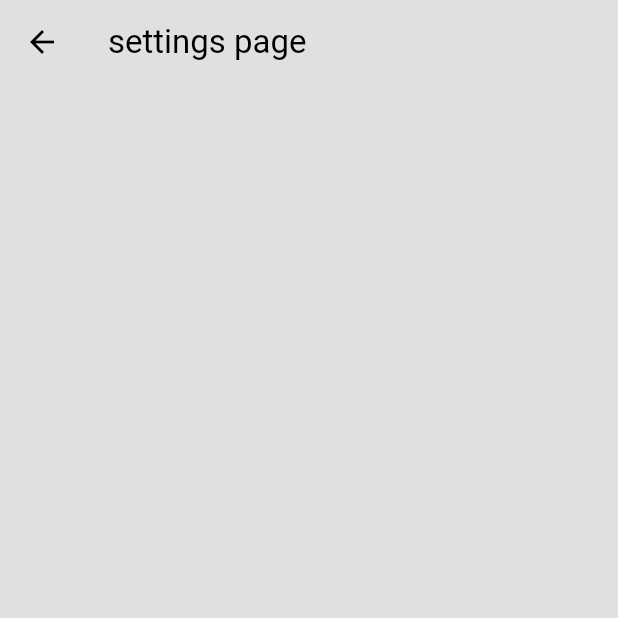
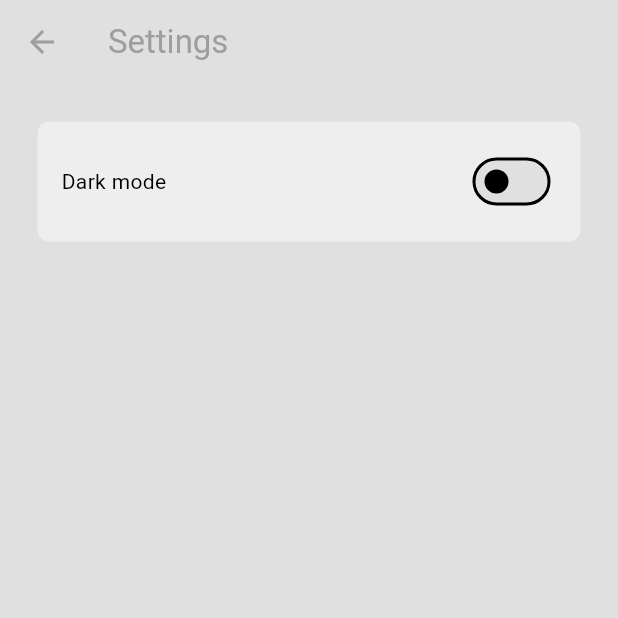
Before and after one commit to SalmaW/chat_app, a Flutter app: the screen it shows once a user with an empty profile is signed in, in the side drawer, after a tap on "S E T T I N G S", on a phone screen of 412 x 824 dp, the top half of it. Run offline on Flutter 3.47's test engine with Material 3 defaults, Android fonts, the phone set to English and light mode, and no system bars; our stand-ins replace cloud_firestore, firebase_auth, firebase_core, flutter_bloc; accounts and stored records are empty.

Commit message:
theme and bloc

```diff
--- /dev/null
+++ b/lib/BloC/theme_bloc.dart
@@ -0,0 +1,18 @@
+import 'package:flutter_bloc/flutter_bloc.dart';
+import 'theme_event.dart';
+import 'theme_state.dart';
+
+class ThemeBloc extends Bloc<ThemeEvent, ThemeState> {
+  bool isDarkMode = false;
+
+  ThemeBloc() : super(ThemeLightMode()) {
+    on<ToggleThemeEvent>((event, emit) {
+      isDarkMode = !isDarkMode;
+      if (isDarkMode) {
+        emit(ThemeDarkMode());
+      } else {
+        emit(ThemeLightMode());
+      }
+    });
+  }
+}
--- /dev/null
+++ b/lib/BloC/theme_event.dart
@@ -0,0 +1,6 @@
+import 'package:flutter/material.dart';
+
+@immutable
+sealed class ThemeEvent {}
+
+final class ToggleThemeEvent extends ThemeEvent {}
--- /dev/null
+++ b/lib/BloC/theme_state.dart
@@ -0,0 +1,10 @@
+import 'package:flutter/material.dart';
+
+@immutable
+sealed class ThemeState {}
+
+final class ThemeInitial extends ThemeState {}
+
+final class ThemeLightMode extends ThemeState {}
+
+final class ThemeDarkMode extends ThemeState {}
--- /dev/null
+++ b/lib/constant/themes/dark_mode.dart
@@ -0,0 +1,11 @@
+import 'package:flutter/material.dart';
+
+ThemeData darkMode = ThemeData(
+  colorScheme: ColorScheme.dark(
+    surface: Colors.grey.shade900,
+    primary: Colors.grey.shade600,
+    secondary: Colors.grey.shade700,
+    tertiary: Colors.grey.shade800,
+    inversePrimary: Colors.grey.shade300,
+  ),
+);
--- a/lib/main.dart
+++ b/lib/main.dart
@@ -2,7 +2,12 @@ import 'package:chat_app/constant/themes/light_mode.dart';
 import 'package:chat_app/services/auth/auth_gate.dart';
 import 'package:firebase_core/firebase_core.dart';
 import 'package:flutter/material.dart';
+import 'package:flutter_bloc/flutter_bloc.dart';
 
+import 'BloC/theme_bloc.dart';
+import 'BloC/theme_state.dart';
+import 'constant/themes/dark_mode.dart';
+import 'constant/themes/theme_provider.dart';
 import 'firebase_options.dart';
 
 void main() async {
@@ -16,10 +21,18 @@ class MyApp extends StatelessWidget {
 
   @override
   Widget build(BuildContext context) {
-    return MaterialApp(
-      debugShowCheckedModeBanner: false,
-      theme: lightMode,
-      home: const AuthGate(),
+    return BlocProvider(
+      create: (context) => ThemeBloc(),
+      child: BlocBuilder<ThemeBloc, ThemeState>(
+        builder: (context, state) {
+          ThemeData theme = state is ThemeDarkMode ? darkMode : lightMode;
+          return MaterialApp(
+            debugShowCheckedModeBanner: false,
+            theme: theme,
+            home: const AuthGate(),
+          );
+        },
+      ),
     );
   }
 }
--- a/lib/views/pages/home_page.dart
+++ b/lib/views/pages/home_page.dart
@@ -18,9 +18,12 @@ class HomePage extends StatelessWidget {
   Widget build(BuildContext context) {
     var theme = Theme.of(context).colorScheme;
     return Scaffold(
-      backgroundColor: Colors.white,
+      backgroundColor: theme.surface,
       appBar: AppBar(
         title: Text("Welcome ${user.email}"),
+        backgroundColor: Colors.transparent,
+        foregroundColor: Colors.grey,
+        elevation: 0,
       ),
       drawer: MyDrawer(user: user),
       body: _buildUserList(),
--- a/lib/views/pages/profile_page.dart
+++ b/lib/views/pages/profile_page.dart
@@ -81,9 +81,12 @@ class _ProfilePageState extends State<ProfilePage> {
   Widget build(BuildContext context) {
     var theme = Theme.of(context).colorScheme;
     return Scaffold(
-      backgroundColor: Colors.white,
+      backgroundColor: theme.surface,
       appBar: AppBar(
         title: const Text('Profile Page'),
+        backgroundColor: Colors.transparent,
+        foregroundColor: Colors.grey,
+        elevation: 0,
       ),
       body: Padding(
         padding: const EdgeInsets.all(25.0),
--- a/lib/views/pages/settings_page.dart
+++ b/lib/views/pages/settings_page.dart
@@ -1,13 +1,50 @@
 import 'package:flutter/material.dart';
+import 'package:flutter_bloc/flutter_bloc.dart';
+import '../../BloC/theme_bloc.dart';
+import '../../BloC/theme_event.dart';
+import '../../BloC/theme_state.dart';
 
 class SettingsPage extends StatelessWidget {
   const SettingsPage({super.key});
 
   @override
   Widget build(BuildContext context) {
+    var theme = Theme.of(context).colorScheme;
     return Scaffold(
       appBar: AppBar(
-        title: const Text('settings page'),
+        title: const Text("Settings"),
+        backgroundColor: Colors.transparent,
+        foregroundColor: Colors.grey,
+        elevation: 0,
+      ),
+      body: Column(
+        children: [
+          Container(
+            decoration: BoxDecoration(
+              color: theme.secondary,
+              borderRadius: BorderRadius.circular(8),
+            ),
+            margin: const EdgeInsets.all(25),
+            padding: const EdgeInsets.all(16),
+            child: Row(
+              mainAxisAlignment: MainAxisAlignment.spaceBetween,
+              children: [
+                const Text("Dark mode"),
+                BlocBuilder<ThemeBloc, ThemeState>(
+                  builder: (context, state) {
+                    bool isDarkMode = state is ThemeDarkMode;
+                    return Switch(
+                      value: isDarkMode,
+                      onChanged: (value) {
+                        context.read<ThemeBloc>().add(ToggleThemeEvent());
+                      },
+                    );
+                  },
+                ),
+              ],
+            ),
+          )
+        ],
       ),
     );
   }
--- a/lib/views/widgets/my_drawer.dart
+++ b/lib/views/widgets/my_drawer.dart
@@ -18,13 +18,14 @@ class MyDrawer extends StatelessWidget {
   Widget build(BuildContext context) {
     var theme = Theme.of(context).colorScheme;
     return Drawer(
-      backgroundColor: theme.surface,
+      backgroundColor: theme.tertiary,
       child: Column(
         mainAxisAlignment: MainAxisAlignment.spaceBetween,
         children: [
           Column(
             children: [
               DrawerHeader(
+                //todo: remove the line
                 child: Center(
                   child: Icon(
                     Icons.message,
```
Also changed, not shown: lib/BloC/auth_bloc.dart (deleted, +0 -39 lines), lib/BloC/auth_event.dart (deleted, +0 -11 lines), lib/BloC/auth_state.dart (deleted, +0 -15 lines), lib/constant/themes/theme_provider.dart (added, +24 -0 lines), lib/views/pages/chat_page.dart (+26 -4 lines), lib/views/widgets/chat_bubble.dart (added, +66 -0 lines).
